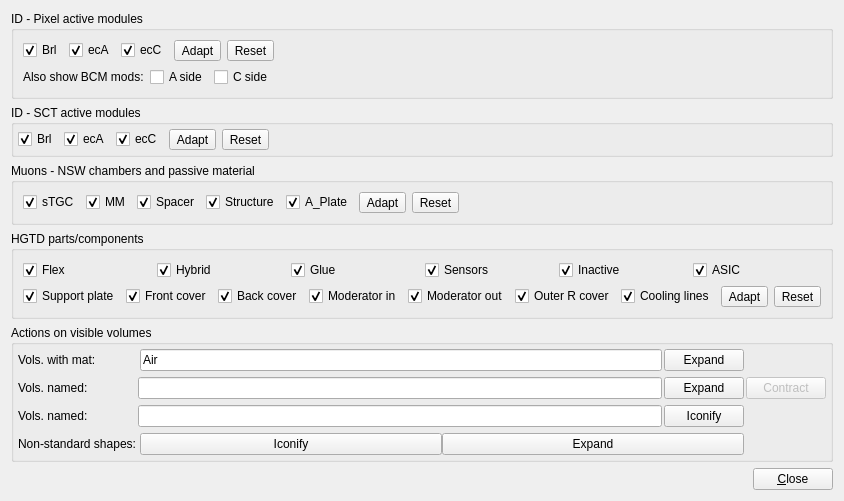
This is graphics/VP1/VP1Systems/VP1GeometrySystems/src/settings_misc_form.ui in ATLAS-experiment/athena as Qt 5 draws it before an edit. The edited form follows.
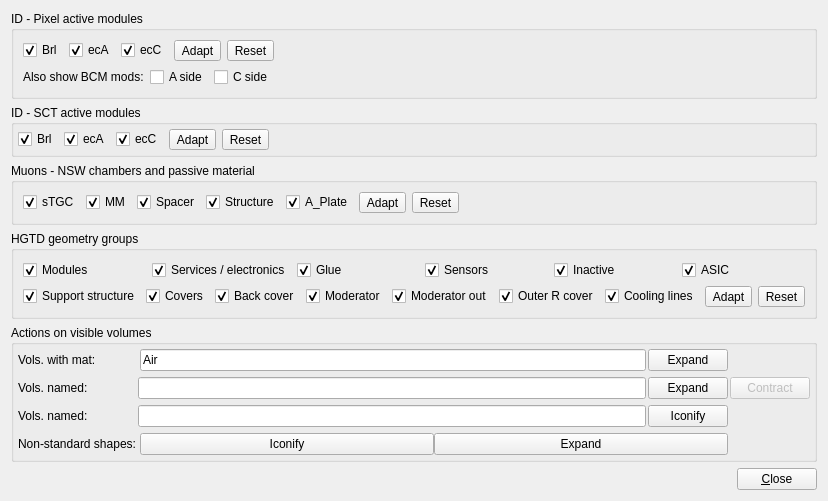
This is the edited form.

Commit message:
Add HGTD guide lines and simplify geometry controls
Add HGTD guide lines and simplify geometry controls

Diff of the .ui file:
```diff
--- a/graphics/VP1/VP1Systems/VP1GeometrySystems/src/settings_misc_form.ui
+++ b/graphics/VP1/VP1Systems/VP1GeometrySystems/src/settings_misc_form.ui
@@ -320,7 +320,7 @@
    <item>
     <widget class="QGroupBox" name="groupBox_show_HGTD">
      <property name="title">
-      <string>HGTD parts/components</string>
+      <string>HGTD geometry groups</string>
      </property>
      <layout class="QHBoxLayout" name="horizontalLayout_7">
       <item>
@@ -333,7 +333,7 @@
            <string>Show HGTD flex package and flex tubes</string>
           </property>
           <property name="text">
-           <string>Flex</string>
+           <string>Modules</string>
           </property>
           <property name="checked">
            <bool>true</bool>
@@ -346,7 +346,7 @@
            <string>Show HGTD hybrid volumes</string>
           </property>
           <property name="text">
-           <string>Hybrid</string>
+           <string>Services / electronics</string>
           </property>
           <property name="checked">
            <bool>true</bool>
@@ -415,7 +415,7 @@
            <string>Show HGTD support plate volumes</string>
           </property>
           <property name="text">
-           <string>Support plate</string>
+           <string>Support structure</string>
           </property>
           <property name="checked">
            <bool>true</bool>
@@ -428,7 +428,7 @@
            <string>Show HGTD front cover volumes</string>
           </property>
           <property name="text">
-           <string>Front cover</string>
+           <string>Covers</string>
           </property>
           <property name="checked">
            <bool>true</bool>
@@ -454,7 +454,7 @@
            <string>Show HGTD inner moderator volumes</string>
           </property>
           <property name="text">
-           <string>Moderator in</string>
+           <string>Moderator</string>
           </property>
           <property name="checked">
            <bool>true</bool>
```
Left out of the diff: 31 changed lines with no effect on the pictures. The commit also changes 12 other files.
